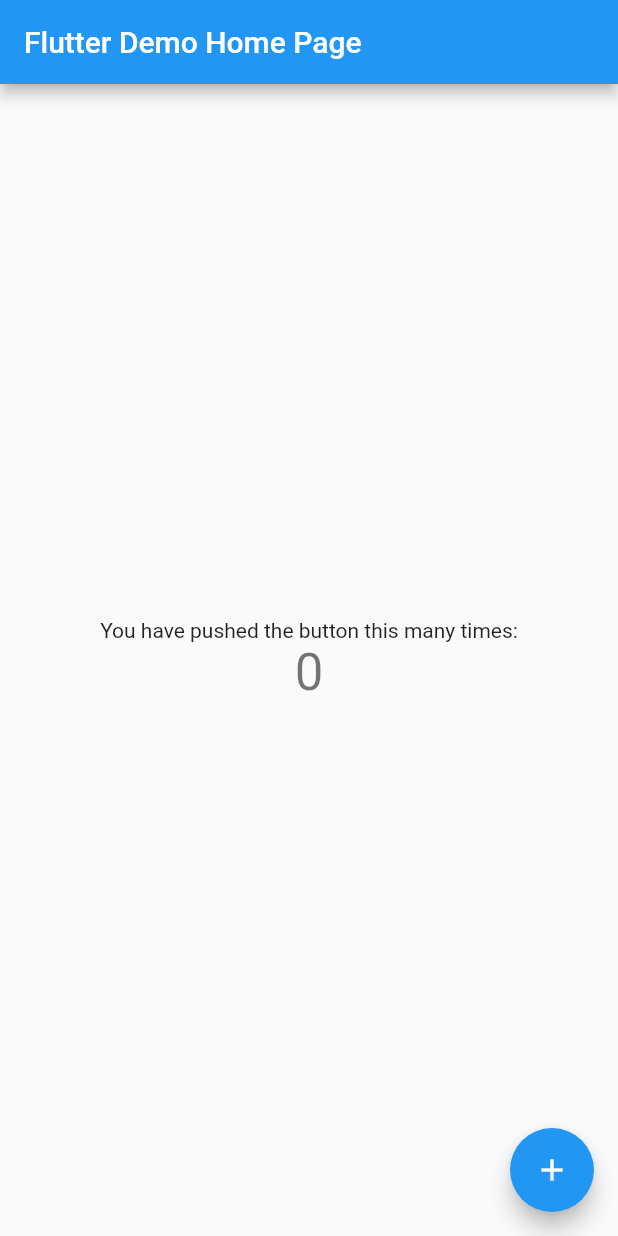
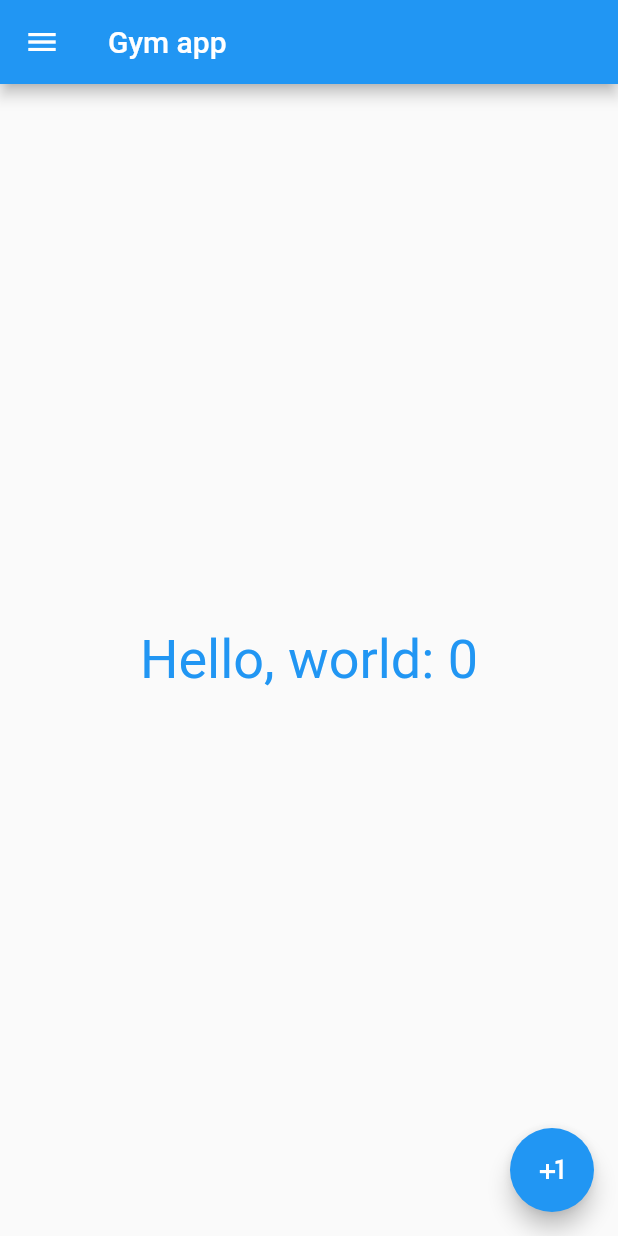
Before and after one commit to ThiagoORuby/firstAppFlutter, a Flutter app: the screen it shows after launch, on a phone screen of 412 x 824 dp. Run offline on Flutter 3.47's test engine with Material 2 defaults, Android fonts, the phone set to English and light mode, and no system bars.

Commit message:
Criando o app do zero

```diff
--- /dev/null
+++ b/lib/home.dart
@@ -0,0 +1,47 @@
+import 'package:flutter/material.dart';
+
+class HomeScreen extends StatefulWidget {
+  const HomeScreen({Key? key}) : super(key: key);
+
+  @override
+  State<HomeScreen> createState() => _HomeScreenState();
+}
+
+class _HomeScreenState extends State<HomeScreen> {
+  int i = 0;
+
+  @override
+  Widget build(BuildContext context) {
+    return Scaffold(
+      appBar: AppBar(
+        title: Text('Gym app'),
+        leading: Icon(Icons.menu),
+      ),
+      body: Center(
+        child: Container(
+            child: Text(
+          'Hello, world: ${i.toString()}',
+          style: TextStyle(color: Colors.blue, fontSize: 36),
+        )),
+      ),
+      floatingActionButton: FloatingActionButton(
+        onPressed: () {
+          setState(() {
+            i--;
+          });
+        },
+        child: Icon(Icons.plus_one),
+      ),
+    );
+  }
+}
+
+
+// Widgets aprendidos
+// Container -> Tipo uma div, local para guardar outros widgets
+// Text -> como um label
+// Scafold -> Modelo padrão de apps em material design
+// App bar -> Barra superior
+// Icon -> Icones
+// FloatingActionButton -> Botão flutuante
+// setState -> Função quando a tela atualiza
--- a/lib/main.dart
+++ b/lib/main.dart
@@ -1,4 +1,5 @@
 import 'package:flutter/material.dart';
+import 'package:flutter_app1/home.dart';
 
 void main() {
   runApp(const MyApp());
@@ -11,96 +12,9 @@
   @override
   Widget build(BuildContext context) {
     return MaterialApp(
-      title: 'Teste App',
-      theme: ThemeData(
-        primarySwatch: Colors.blue,
-      ),
-      home: const MyHomePage(title: 'Flutter Demo Home Page'),
+      title: 'Gym App',
+      home: HomeScreen(),
+      debugShowCheckedModeBanner: false, // Faz a bandeira de debug sumir
     );
   }
 }
-
-class MyHomePage extends StatefulWidget {
-  const MyHomePage({Key? key, required this.title}) : super(key: key);
-
-  // This widget is the home page of your application. It is stateful, meaning
-  // that it has a State object (defined below) that contains fields that affect
-  // how it looks.
-
-  // This class is the configuration for the state. It holds the values (in this
-  // case the title) provided by the parent (in this case the App widget) and
-  // used by the build method of the State. Fields in a Widget subclass are
-  // always marked "final".
-
-  final String title;
-
-  @override
-  State<MyHomePage> createState() => _MyHomePageState();
-}
-
-class _MyHomePageState extends State<MyHomePage> {
-  int _counter = 0;
-
-  void _incrementCounter() {
-    setState(() {
-      // This call to setState tells the Flutter framework that something has
-      // changed in this State, which causes it to rerun the build method below
-      // so that the display can reflect the updated values. If we changed
-      // _counter without calling setState(), then the build method would not be
-      // called again, and so nothing would appear to happen.
-      _counter++;
-    });
-  }
-
-  @override
-  Widget build(BuildContext context) {
-    // This method is rerun every time setState is called, for instance as done
-    // by the _incrementCounter method above.
-    //
-    // The Flutter framework has been optimized to make rerunning build methods
-    // fast, so that you can just rebuild anything that needs updating rather
-    // than having to individually change instances of widgets.
-    return Scaffold(
-      appBar: AppBar(
-        // Here we take the value from the MyHomePage object that was created by
-        // the App.build method, and use it to set our appbar title.
-        title: Text(widget.title),
-      ),
-      body: Center(
-        // Center is a layout widget. It takes a single child and positions it
-        // in the middle of the parent.
-        child: Column(
-          // Column is also a layout widget. It takes a list of children and
-          // arranges them vertically. By default, it sizes itself to fit its
-          // children horizontally, and tries to be as tall as its parent.
-          //
-          // Invoke "debug painting" (press "p" in the console, choose the
-          // "Toggle Debug Paint" action from the Flutter Inspector in Android
-          // Studio, or the "Toggle Debug Paint" command in Visual Studio Code)
-          // to see the wireframe for each widget.
-          //
-          // Column has various properties to control how it sizes itself and
-          // how it positions its children. Here we use mainAxisAlignment to
-          // center the children vertically; the main axis here is the vertical
-          // axis because Columns are vertical (the cross axis would be
-          // horizontal).
-          mainAxisAlignment: MainAxisAlignment.center,
-          children: <Widget>[
-            const Text(
-              'You have pushed the button this many times:',
-            ),
-            Text(
-              '$_counter',
-              style: Theme.of(context).textTheme.headline4,
-            ),
-          ],
-        ),
-      ),
-      floatingActionButton: FloatingActionButton(
-        onPressed: _incrementCounter,
-        tooltip: 'Increment',
-        child: const Icon(Icons.add),
-      ), // This trailing comma makes auto-formatting nicer for build methods.
-    );
-  }
-}
```
